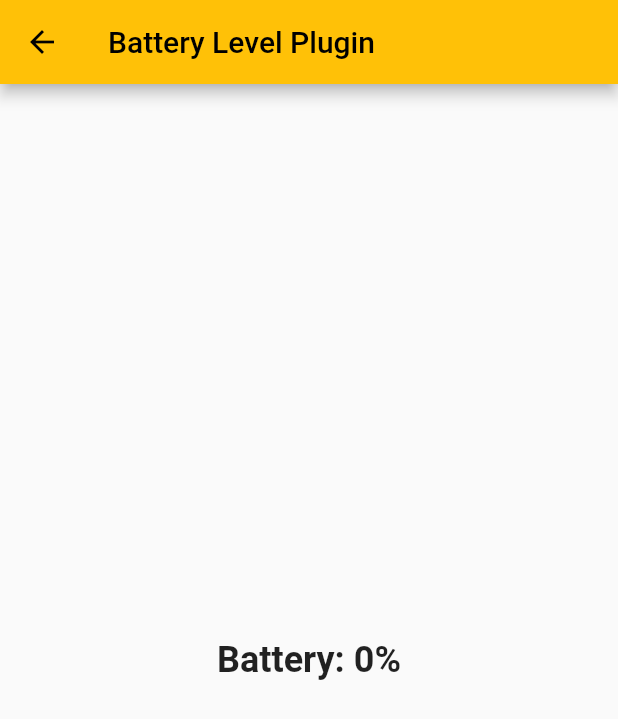
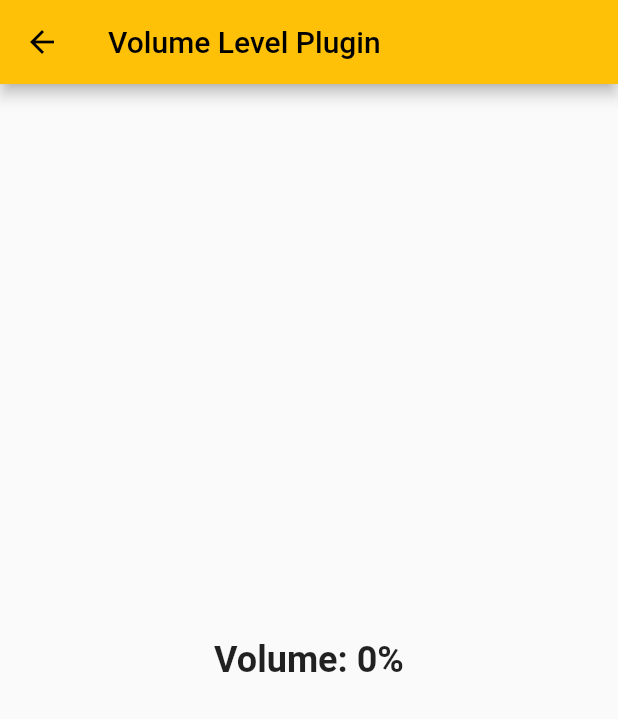
Before and after one commit to devYaoYH/Flutter-Plugin-Demo, a Flutter app: the BatteryPage screen opened directly, on a phone screen of 412 x 824 dp. Shown: the top 719 px of the screen. Run offline on Flutter 3.47's test engine with Material 2 defaults, Android fonts, the phone set to English and light mode, and no system bars; our stand-ins replace camera.

Commit message:
Updated custom plugin to read volume level

```diff
--- a/lib/battery_page.dart
+++ b/lib/battery_page.dart
@@ -10,7 +10,7 @@ class BatteryPage extends StatefulWidget {
 
   // Page to render the current device battery level.
 
-  final String title = 'Battery Level Plugin';
+  final String title = 'Volume Level Plugin';
 
   @override
   State<BatteryPage> createState() => _BatteryPageState();
@@ -38,7 +38,7 @@ class _BatteryPageState extends State<BatteryPage> {
     unawaited(_getBatteryLevelFuture());
 
     // Poll every 10 seconds thereafter for the current battery level.
-    const pollInterval = Duration(seconds: 10);
+    const pollInterval = Duration(seconds: 1);
     _scheduledPollingTimer = Timer.periodic(
       pollInterval,
       (Timer t) => _getBatteryLevelFuture(),
@@ -60,7 +60,7 @@ class _BatteryPageState extends State<BatteryPage> {
       ),
       body: Center(
         child: Text(
-          "Battery: $_batteryLevel%",
+          "Volume: $_batteryLevel%",
           style: const TextStyle(
             fontSize: 24,
             fontWeight: FontWeight.bold,
--- a/lib/home_page.dart
+++ b/lib/home_page.dart
@@ -20,8 +20,8 @@ const plugins = [
     buildRoute: cameraPageBuilder,
   ),
   PluginInfo(
-    'Battery',
-    description: 'View battery level',
+    'Volume',
+    description: 'View volume level',
     buildRoute: batteryPageBuilder,
   )
 ];
```
Also changed, not shown: 1 other file.
